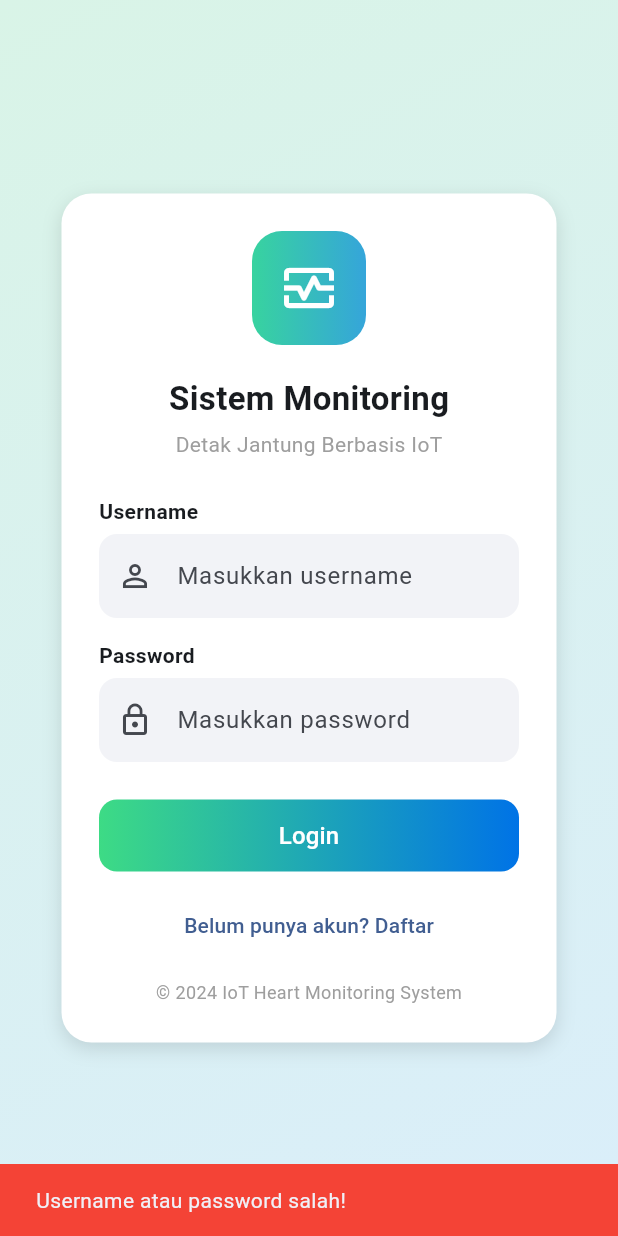
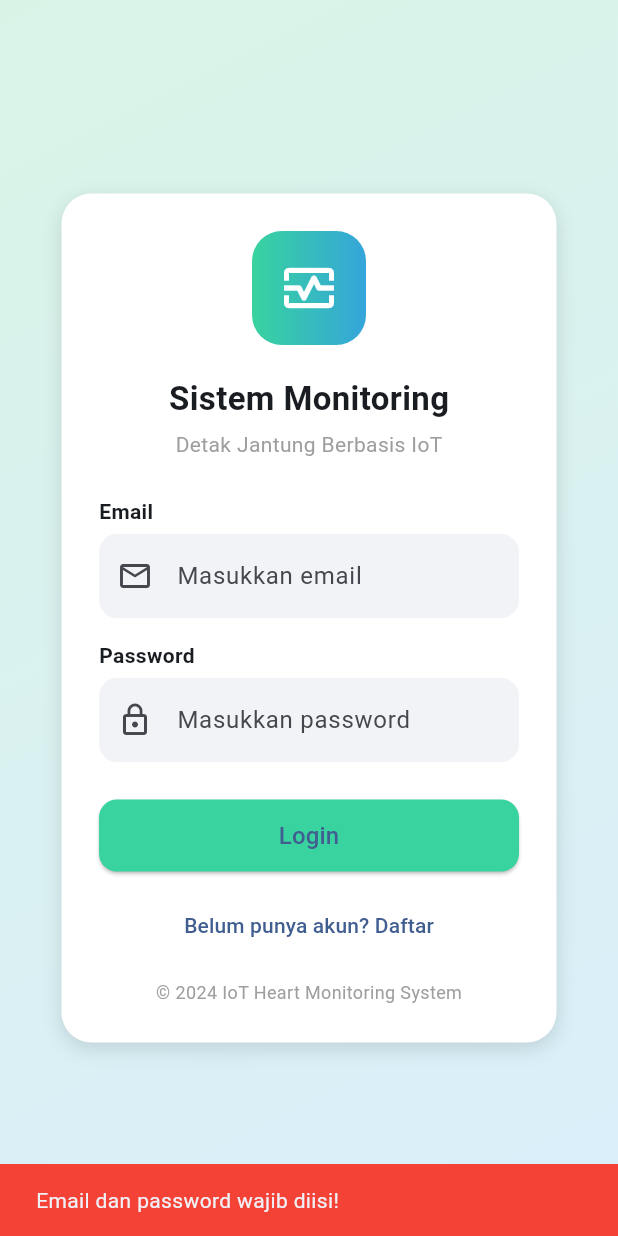
Before and after one commit to icarusnp1/iot-tubes, a Flutter app: the screen it shows after launch, after a tap on "Login", on a phone screen of 412 x 824 dp. Run offline on Flutter 3.47's test engine with Material 3 defaults, Android fonts, the phone set to English and light mode, and no system bars; our stand-ins replace shared_preferences; network calls fail.

Commit message:
Mobile: Consume Logout and Login APIs

```diff
--- a/mobile/lib/pages/login_page.dart
+++ b/mobile/lib/pages/login_page.dart
@@ -1,4 +1,7 @@
 import 'package:flutter/material.dart';
+import '../services/api_service.dart';
+import '../services/api_config.dart';
+import 'package:shared_preferences/shared_preferences.dart';
 import 'home_screen.dart';
 import 'register_page.dart';
 
@@ -10,24 +13,58 @@ class LoginPage extends StatefulWidget {
 }
 
 class _LoginPageState extends State<LoginPage> {
-  final TextEditingController userC = TextEditingController();
+  final TextEditingController emailC = TextEditingController();
   final TextEditingController passC = TextEditingController();
+  bool loading = false;
+  final ApiService apiService = ApiService();
 
-  void login() {
-    String user = userC.text;
-    String pass = passC.text;
+  Future<void> login() async {
+    String email = emailC.text.trim();
+    String password = passC.text;
 
-    if (user == "admin" && pass == "12345") {
-      // berpindah halaman
+    if (email.isEmpty || password.isEmpty) {
+      ScaffoldMessenger.of(context).showSnackBar(
+        const SnackBar(
+          content: Text("Email dan password wajib diisi!"),
+          backgroundColor: Colors.red,
+        ),
+      );
+      return;
+    }
+
+    setState(() { loading = true; });
+
+    final result = await apiService.post(ApiConfig.dbLoginEndpoint, {
+      'email': email,
+      'password': password,
+    });
+
+    setState(() { loading = false; });
+
+    if (result['success'] && result['data'] != null && result['data']['token'] != null) {
+      // Store token and user info in SharedPreferences
+      final prefs = await SharedPreferences.getInstance();
+      await prefs.setString('token', result['data']['token']);
+      await prefs.setInt('user_id', result['data']['user_id']);
+      // Optionally store the whole response
+      await prefs.setString('user_json', result['data'].toString());
+
+      // Navigate to HomeScreen
+      if (!mounted) return;
       Navigator.pushReplacement(
         context,
         MaterialPageRoute(builder: (_) => const HomeScreen()),
       );
     } else {
-      // tampilkan pesan
+      String msg = 'Login gagal';
+      if (result['data'] != null && result['data']['message'] != null) {
+        msg = result['data']['message'];
+      } else if (result['message'] != null) {
+        msg = result['message'];
+      }
       ScaffoldMessenger.of(context).showSnackBar(
-        const SnackBar(
-          content: Text("Username atau password salah!"),
+        SnackBar(
+          content: Text(msg),
           backgroundColor: Colors.red,
         ),
       );
@@ -107,16 +144,17 @@ class _LoginPageState extends State<LoginPage> {
                   const Align(
                     alignment: Alignment.centerLeft,
                     child: Text(
-                      "Username",
+                      "Email",
                       style: TextStyle(fontWeight: FontWeight.w600),
                     ),
                   ),
                   const SizedBox(height: 5),
                   TextField(
-                    controller: userC,
+                    controller: emailC,
+                    keyboardType: TextInputType.emailAddress,
                     decoration: InputDecoration(
-                      prefixIcon: const Icon(Icons.person_outline),
-                      hintText: "Masukkan username",
+                      prefixIcon: const Icon(Icons.email_outlined),
+                      hintText: "Masukkan email",
                       filled: true,
                       fillColor: const Color(0xFFF2F3F7),
                       border: OutlineInputBorder(
@@ -153,24 +191,30 @@ class _LoginPageState extends State<LoginPage> {
 
                   const SizedBox(height: 25),
 
-                  Container(
+                  SizedBox(
                     width: double.infinity,
                     height: 48,
-                    decoration: BoxDecoration(
-                      borderRadius: BorderRadius.circular(12),
-                      gradient: const LinearGradient(
-                        colors: [
-                          Color(0xFF3DDB85),
-                          Color(0xFF0073E6),
-                        ],
+                    child: ElevatedButton(
+                      onPressed: loading ? null : login,
+                      style: ElevatedButton.styleFrom(
+                        backgroundColor: const Color(0xFF38D39F),
+                        shape: RoundedRectangleBorder(
+                          borderRadius: BorderRadius.circular(12),
+                        ),
                       ),
-                    ),
-                    child: TextButton(
-                      onPressed: login,
-                      child: const Text(
-                        "Login",
-                        style: TextStyle(color: Colors.white, fontSize: 16),
-                      ),
+                      child: loading
+                          ? const SizedBox(
+                              height: 20,
+                              width: 20,
+                              child: CircularProgressIndicator(
+                                strokeWidth: 2,
+                                valueColor: AlwaysStoppedAnimation<Color>(Colors.white),
+                              ),
+                            )
+                          : const Text(
+                              "Login",
+                              style: TextStyle(fontSize: 16),
+                            ),
                     ),
                   ),
 
--- a/mobile/lib/services/api_config.dart
+++ b/mobile/lib/services/api_config.dart
@@ -5,16 +5,19 @@ class ApiConfig {
   // static const String baseUrl = 'http://10.0.2.2:5000';
 
   // Alternative URLs (uncomment the one you need)
-  static const String baseUrl = 'http://192.168.99.253:5000'; // For physical device
+  static const String baseUrl = 'http://192.168.1.3:5000'; // For physical device
   // static const String baseUrl = 'http://127.0.0.1:5000'; // For iOS Simulator
 
   // API Endpoints
   static const String dbCheckEndpoint = '/api/db/check';
   static const String dbRegisterEndpoint = '/api/auth/register';
+  static const String dbLoginEndpoint = '/api/auth/login';
+  static const String dbLogoutEndpoint = '/api/auth/logout';
 
   // Full URLs
   static String get dbCheckUrl => '$baseUrl$dbCheckEndpoint';
   static String get dbRegisterUrl => '$baseUrl$dbRegisterEndpoint';
+  static String get dbLogoutUrl => '$baseUrl$dbLogoutEndpoint';
 
   // Timeout duration
   static const Duration timeoutDuration = Duration(seconds: 10);
--- a/mobile/pubspec.yaml
+++ b/mobile/pubspec.yaml
@@ -36,7 +36,7 @@ dependencies:
   cupertino_icons: ^1.0.8
   http: ^0.13.6
   mysql1: ^0.20.0
-
+  shared_preferences: ^2.2.3
 dev_dependencies:
   flutter_test:
     sdk: flutter
```
Also changed, not shown: mobile/lib/widgets/sidebar.dart (+88 -1 lines), mobile/pubspec.lock, 1 other file.
